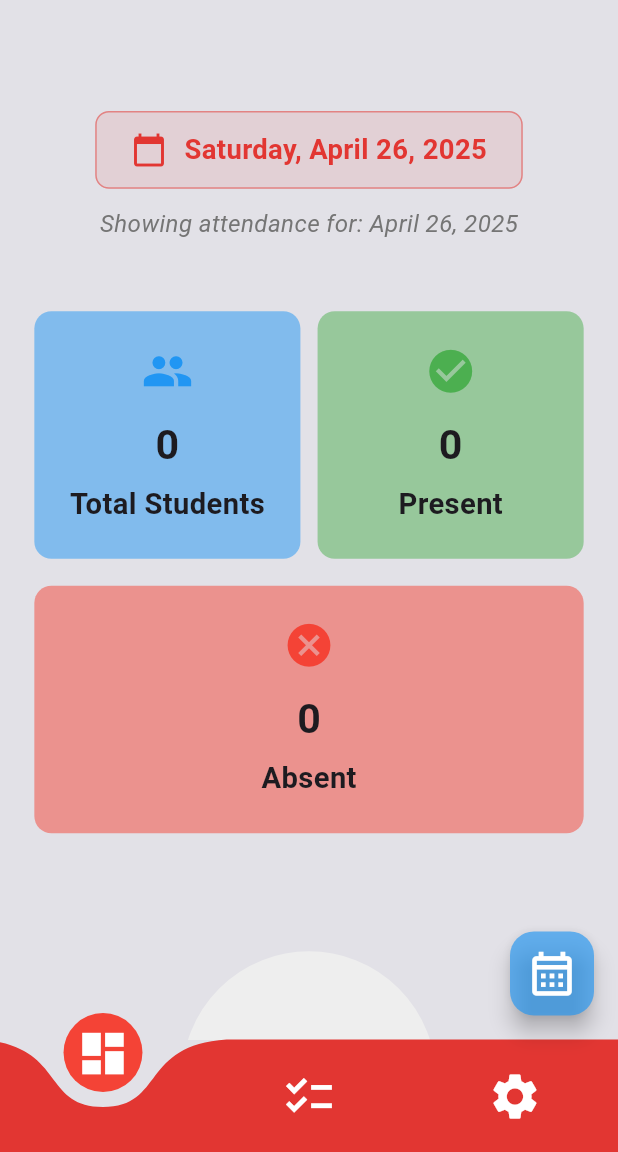
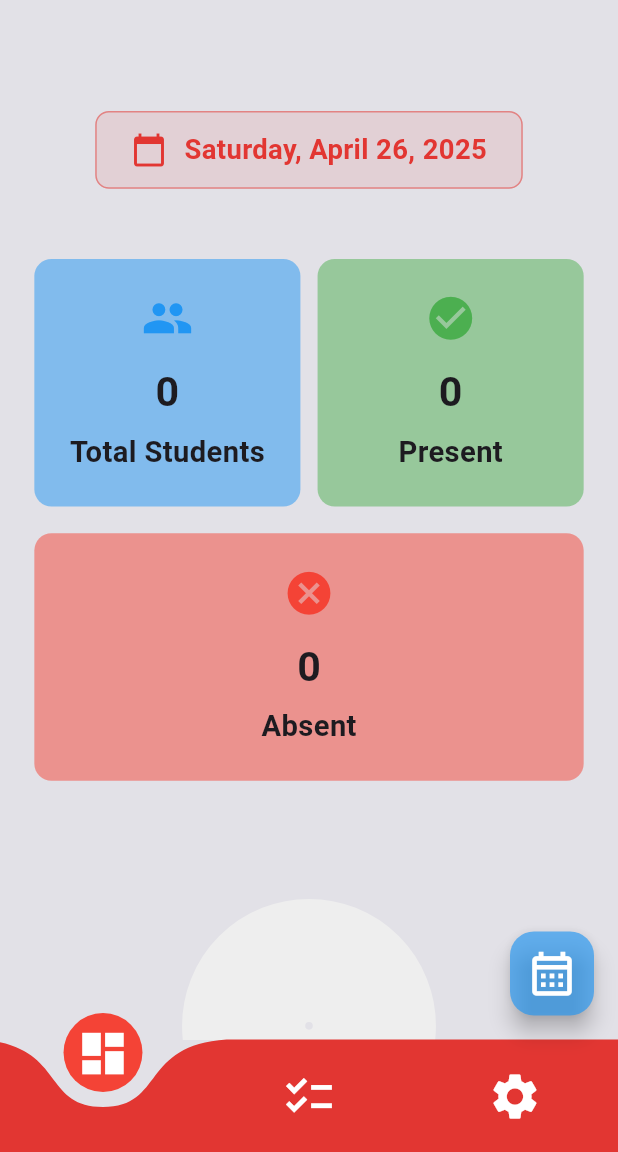
Before and after one commit to RamadanMohamed11/Student-Attendance, a Flutter app: the DashboardPage screen opened directly with empty values, in the side drawer, after a tap on the "calendar month" icon, on a phone screen of 412 x 824 dp, the part 84-1236 px from its top. Run offline on Flutter 3.47's test engine with Material 3 defaults, Android fonts, the phone set to English and light mode, and no system bars; drawn by our look-alikes of curved_navigation_bar; our stand-ins replace awesome_dialog, awesome_snackbar_content, cloud_firestore, community_charts_flutter, dash_chat_2, firebase_auth and 10 more; missing offline and left inert: firebase_app_check, mobile_scanner; accounts and stored records are empty.

```diff
--- a/lib/pages/about_page.dart
+++ b/lib/pages/about_page.dart
@@ -7,7 +7,7 @@ import 'package:student_attendance/widgets/theme_mode_button.dart';
 class AboutPage extends StatelessWidget {
   static const String id = 'about_page';
 
-  const AboutPage({Key? key}) : super(key: key);
+  const AboutPage({super.key});
 
   @override
   Widget build(BuildContext context) {
--- a/lib/pages/chat_page.dart
+++ b/lib/pages/chat_page.dart
@@ -8,7 +8,7 @@ import 'package:intl/intl.dart';
 class ChatPage extends StatefulWidget {
   static const String id = 'chat_page';
 
-  const ChatPage({Key? key}) : super(key: key);
+  const ChatPage({super.key});
 
   @override
   State<ChatPage> createState() => _ChatPageState();
@@ -27,7 +27,7 @@ class _ChatPageState extends State<ChatPage> with TickerProviderStateMixin {
   final ChatUser _botUser = ChatUser(id: '2', firstName: 'Gemini AI');
 
   // DashChat messages
-  List<ChatMessage> _messages = [];
+  final List<ChatMessage> _messages = [];
 
   @override
   void initState() {
--- a/lib/pages/dashboard_page.dart
+++ b/lib/pages/dashboard_page.dart
@@ -53,8 +53,12 @@ class _DashboardPageState extends State<DashboardPage> {
         lastDate: DateTime(2050),
       ).then((DateTime? value) {
         if (value != null) {
-          dateSelected = value;
-          print(dateSelected);
+          setState(() {
+            dateSelected = value;
+            // Update the DashboardContent state using the static key
+            DashboardContent.dashboardContentKey.currentState
+                ?.updateSelectedDate(value);
+          });
         }
       });
     }
@@ -178,10 +182,11 @@ class _DashboardPageState extends State<DashboardPage> {
 }
 
 class DashboardContent extends StatefulWidget {
-  const DashboardContent({
-    super.key,
-    required this.subjectModel,
-  });
+  DashboardContent({required this.subjectModel})
+      : super(key: dashboardContentKey);
+  static final GlobalKey<_DashboardContentState> dashboardContentKey =
+      GlobalKey<_DashboardContentState>();
+
   final SubjectModel subjectModel;
 
   @override
@@ -194,6 +199,14 @@ class _DashboardContentState extends State<DashboardContent> {
   DateTime selectedDate = DateTime.now();
   String formattedSelectedDate = '';
   bool isLoading = false;
+
+  void updateSelectedDate(DateTime newDate) {
+    setState(() {
+      selectedDate = newDate;
+      formattedSelectedDate = DateFormat('yyyy-MM-dd').format(selectedDate);
+      _loadData();
+    });
+  }
 
   @override
   void initState() {
@@ -210,6 +223,8 @@ class _DashboardContentState extends State<DashboardContent> {
     });
 
     try {
+      print("Loading data for date: $formattedSelectedDate");
+
       // Fetch users
       List<UserModel> fetchedUsers = [];
       for (String email in widget.subjectModel.studentList) {
@@ -231,6 +246,8 @@ class _DashboardContentState extends State<DashboardContent> {
             widget.subjectModel.subjectCode!,
             user.email,
             formattedSelectedDate);
+        print(
+            "Student ${user.email} is present on $formattedSelectedDate: $isPresent");
         if (isPresent) {
           attendanceList.add(user.email);
         }
@@ -332,16 +349,16 @@ class _DashboardContentState extends State<DashboardContent> {
                     ),
                   ),
                 ),
-                SizedBox(height: 10.h),
+                // SizedBox(height: 10.h),
                 // Display selected date
-                Text(
-                  "Showing attendance for: ${DateFormat('MMMM d, yyyy').format(selectedDate)}",
-                  style: TextStyle(
-                    fontSize: 14.sp,
-                    fontStyle: FontStyle.italic,
-                    color: Colors.grey[600],
-                  ),
-                ),
+                // Text(
+                //   "Showing attendance for: ${DateFormat('MMMM d, yyyy').format(selectedDate)}",
+                //   style: TextStyle(
+                //     fontSize: 14.sp,
+                //     fontStyle: FontStyle.italic,
+                //     color: Colors.grey[600],
+                //   ),
+                // ),
                 AttendanceInformation(
                   subjectModel: widget.subjectModel,
                   presentStudent: presentStudents.length.toString(),
--- a/lib/pages/student_attendance_info.dart
+++ b/lib/pages/student_attendance_info.dart
@@ -11,10 +11,10 @@ import '../services/authentication_service.dart';
 
 class StudentAttendanceInfo extends StatefulWidget {
   const StudentAttendanceInfo({
-    Key? key,
+    super.key,
     required this.student,
     required this.subjectModel,
-  }) : super(key: key);
+  });
 
   static const String id = 'student_attendance_info';
   final UserModel student;
--- a/lib/pages/student_details_page.dart
+++ b/lib/pages/student_details_page.dart
@@ -10,10 +10,10 @@ import '../widgets/theme_mode_button.dart';
 
 class StudentDetailsPage extends StatefulWidget {
   const StudentDetailsPage({
-    Key? key,
+    super.key,
     required this.student,
     required this.subjectModel,
-  }) : super(key: key);
+  });
 
   static const String id = 'student_details_page';
   final UserModel student;
--- a/lib/pages/team_member_details_page.dart
+++ b/lib/pages/team_member_details_page.dart
@@ -16,7 +16,7 @@ class TeamMemberDetailsPage extends StatelessWidget {
   final String? role;
 
   const TeamMemberDetailsPage({
-    Key? key,
+    super.key,
     required this.name,
     required this.avatarPlaceholder,
     this.imagePath,
@@ -26,7 +26,7 @@ class TeamMemberDetailsPage extends StatelessWidget {
     this.portfolioUrl,
     this.bio,
     this.role,
-  }) : super(key: key);
+  });
 
   @override
   Widget build(BuildContext context) {
--- a/lib/utils/responsive_helper.dart
+++ b/lib/utils/responsive_helper.dart
@@ -60,11 +60,11 @@ class ResponsiveLayout extends StatelessWidget {
   final Widget desktopLayout;
 
   const ResponsiveLayout({
-    Key? key,
+    super.key,
     required this.mobileLayout,
     this.tabletLayout,
     required this.desktopLayout,
-  }) : super(key: key);
+  });
 
   @override
   Widget build(BuildContext context) {
--- a/lib/widgets/firebase_initialization_wrapper.dart
+++ b/lib/widgets/firebase_initialization_wrapper.dart
@@ -8,11 +8,11 @@ class FirebaseInitializationWrapper extends StatelessWidget {
   final String? errorMessage;
 
   const FirebaseInitializationWrapper({
-    Key? key,
+    super.key,
     required this.child,
     required this.isFirebaseInitialized,
     this.errorMessage,
-  }) : super(key: key);
+  });
 
   @override
   Widget build(BuildContext context) {
@@ -45,7 +45,8 @@ class FirebaseInitializationWrapper extends StatelessWidget {
               Padding(
                 padding: const EdgeInsets.symmetric(horizontal: 32),
                 child: Text(
-                  errorMessage ?? 'Unable to connect to Firebase. Please check your internet connection and try again.',
+                  errorMessage ??
+                      'Unable to connect to Firebase. Please check your internet connection and try again.',
                   textAlign: TextAlign.center,
                   style: const TextStyle(fontSize: 16),
                 ),
```
Also changed, not shown: lib/pages/student_mark_attendance_page.dart (+116 -12 lines), lib/services/authentication_service.dart (+40 -5 lines), 7 other files.
